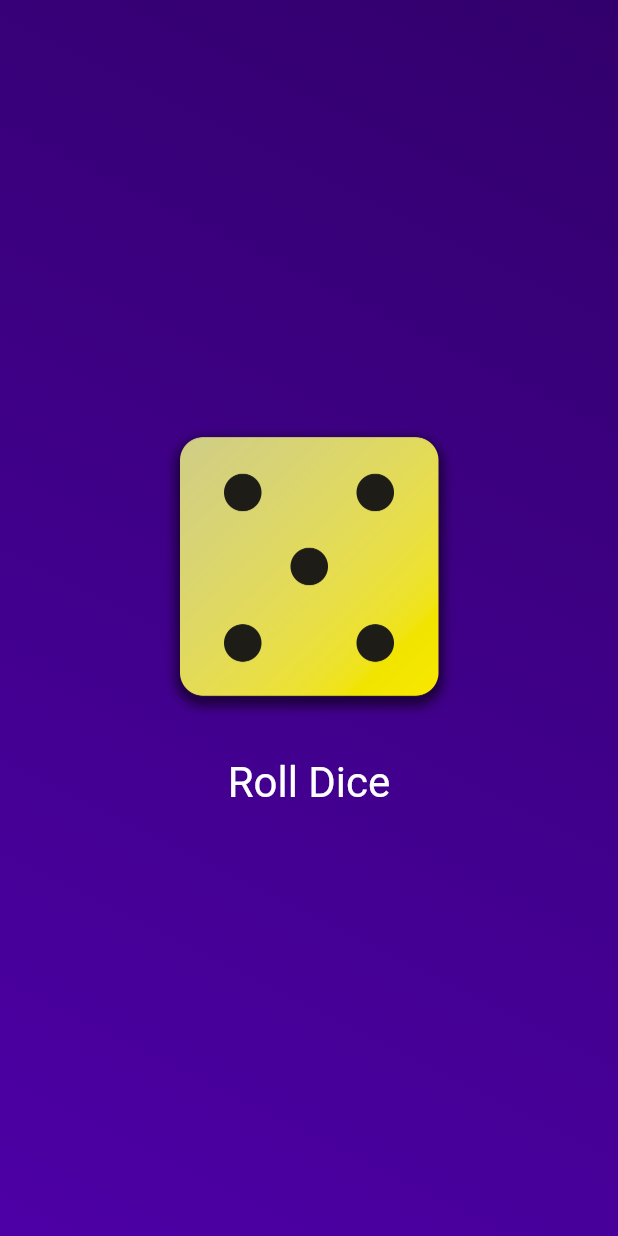
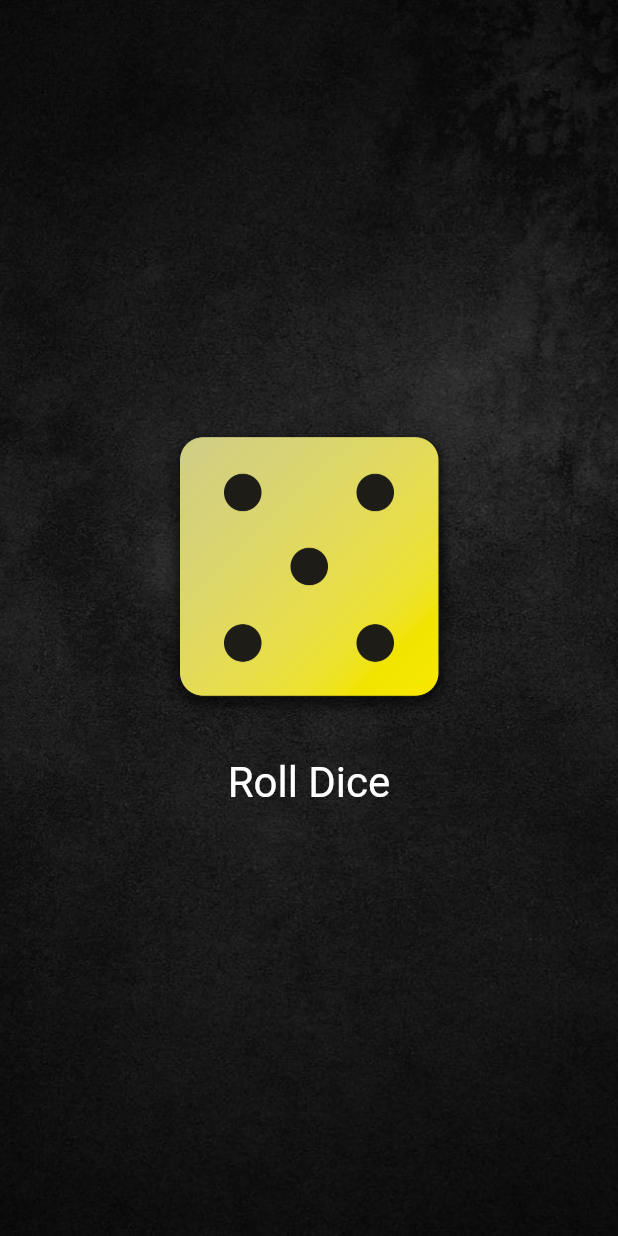
Before and after one commit to andregspaschoa/Roll_Dice_App_Flutter, a Flutter app: the screen it shows after launch, after a tap on "Roll Dice", on a phone screen of 412 x 824 dp. Run offline on Flutter 3.47's test engine with Material 3 defaults, Android fonts, the phone set to English and light mode, and no system bars.

Commit message:
Versão 1.2 personalizando app

```diff
--- /dev/null
+++ b/lib/background_image_container.dart
@@ -0,0 +1,21 @@
+import 'package:flutter/material.dart';
+import 'package:roll_dice_app/dice_roller_animated.dart';
+
+class BackgroundImageContainer extends StatelessWidget {
+  const BackgroundImageContainer({super.key});
+
+  @override
+  Widget build(context) {
+    return Container(
+      decoration: const BoxDecoration(
+        image: DecorationImage(
+          image: AssetImage('assets/images/fundo-preto-envelhecido.jpeg'), // Caminho para a imagem de fundo
+          fit: BoxFit.cover, // Ajusta a imagem para cobrir toda a tela
+        ),
+      ),
+      child: const Center(
+        child: DiceRoller(),
+      ),
+    );
+  }
+}
--- /dev/null
+++ b/lib/dice_roller_animated.dart
@@ -0,0 +1,75 @@
+import 'package:flutter/material.dart';
+import 'dart:math';
+
+final randomizer = Random();
+
+class DiceRoller extends StatefulWidget {
+  const DiceRoller({super.key});
+
+  @override
+  State<DiceRoller> createState() {
+    return _DiceRollerState();
+  }
+}
+
+class _DiceRollerState extends State<DiceRoller> with SingleTickerProviderStateMixin {
+  var currentDiceRoll = 1;
+  late AnimationController _controller;
+  late Animation<double> _animation;
+
+  @override
+  void initState() {
+    super.initState();
+    _controller = AnimationController(
+      duration: const Duration(milliseconds: 500),
+      vsync: this,
+    );
+    _animation = CurvedAnimation(parent: _controller, curve: Curves.elasticOut);
+  }
+
+  @override
+  void dispose() {
+    _controller.dispose();
+    super.dispose();
+  }
+
+  void rollDice() {
+    setState(() {
+      currentDiceRoll = randomizer.nextInt(6) + 1;
+    });
+    _controller.forward(from: 0);
+  }
+
+  @override
+  Widget build(context) {
+    return Column(
+      mainAxisSize: MainAxisSize.min,
+      children: [
+        AnimatedBuilder(
+          animation: _animation,
+          child: Image.asset(
+            'assets/images/dice-$currentDiceRoll.png',
+            width: 200,
+          ),
+          builder: (context, child) {
+            return Transform.rotate(
+              angle: _animation.value * 2 * pi,
+              child: child,
+            );
+          },
+        ),
+        const SizedBox(height: 20),
+        TextButton(
+          onPressed: rollDice,
+          style: TextButton.styleFrom(
+            foregroundColor: Colors.white,
+            textStyle: const TextStyle(
+              fontSize: 28,
+            ),
+          ),
+          child: const Text('Roll Dice'),
+        ),
+      ],
+    );
+  }
+}
--- /dev/null
+++ b/lib/home/home.dart
@@ -0,0 +1,15 @@
+import 'package:flutter/material.dart';
+import 'package:roll_dice_app/background_image_container.dart';
+
+class Home extends StatelessWidget {
+  const Home({super.key});
+
+  @override
+  Widget build(BuildContext context) {
+    return const Scaffold(
+      body: SafeArea(
+        child: BackgroundImageContainer(),  // Mantém o BackgroundImageContainer dentro da SafeArea
+      ),
+    );
+  }
+}
--- a/lib/main.dart
+++ b/lib/main.dart
@@ -1,16 +1,10 @@
 import 'package:flutter/material.dart';
-
-import 'package:roll_dice_app/gradient_container.dart';
+import 'package:roll_dice_app/screen/splash_screen.dart';
 
 void main() {
   runApp(
     const MaterialApp(
-      home: Scaffold(
-        body: GradientContainer(
-            Color.fromARGB(255, 50, 0, 108),
-            Color.fromARGB(255, 77, 0, 166),
-            ),
-      ),
+      home: SplashScreen(),
     ),
   );
 }
--- /dev/null
+++ b/lib/screen/splash_screen.dart
@@ -0,0 +1,45 @@
+import 'package:flutter/material.dart';
+import 'package:flutter/services.dart';
+import 'package:roll_dice_app/home/home.dart';  // Importa a Home
+
+class SplashScreen extends StatefulWidget {
+  const SplashScreen({super.key});
+
+  @override
+  State<SplashScreen> createState() => _SplashScreenState();
+}
+
+class _SplashScreenState extends State<SplashScreen> with SingleTickerProviderStateMixin {
+  @override
+  void initState() {
+    super.initState();
+    SystemChrome.setEnabledSystemUIMode(SystemUiMode.immersive);
+
+    Future.delayed(const Duration(seconds: 5), () {
+      Navigator.of(context).pushReplacement(MaterialPageRoute(
+        builder: (_) => const Home(),  // Navega para a Home após 5 segundos
+      ));
+    });
+  }
+
+  @override
+  void dispose() {
+    SystemChrome.setEnabledSystemUIMode(SystemUiMode.manual,
+      overlays: SystemUiOverlay.values);
+    super.dispose();
+  }
+
+  @override
+  Widget build(BuildContext context) {
+    return Scaffold(
+      body: Container(
+        decoration: const BoxDecoration(
+          image: DecorationImage(
+            image: AssetImage('assets/images/splash_image.png'), // Caminho para a imagem de fundo
+            fit: BoxFit.cover, // Ajusta a imagem para cobrir toda a tela
+          ),
+        ),
+      ),
+    );
+  }
+}
--- a/pubspec.yaml
+++ b/pubspec.yaml
@@ -66,6 +66,12 @@ flutter:
    - assets/images/dice-4.png
    - assets/images/dice-5.png
    - assets/images/dice-6.png
+   - assets/images/fundo-preto-parede.jpeg
+   - assets/images/fundo-preto-3d.jpeg
+   - assets/images/fundo-preto-envelhecido.jpeg
+   - assets/images/fundo-preto-gotas.jpeg
+   - assets/images/fundo-preto-tijolos.jpeg
+   - assets/images/splash_image.png
 
   # An image asset can refer to one or more resolution-specific "variants", see
   # https://flutter.dev/assets-and-images/#resolution-aware
```
Also changed, not shown: assets/images/fundo-preto-3d.jpeg (added), assets/images/fundo-preto-envelhecido.jpeg (added), assets/images/fundo-preto-gotas.jpeg (added), assets/images/fundo-preto-parede.jpeg (added), assets/images/fundo-preto-tijolos.jpeg (added), assets/images/splash_image.png (added), 24 other files.
